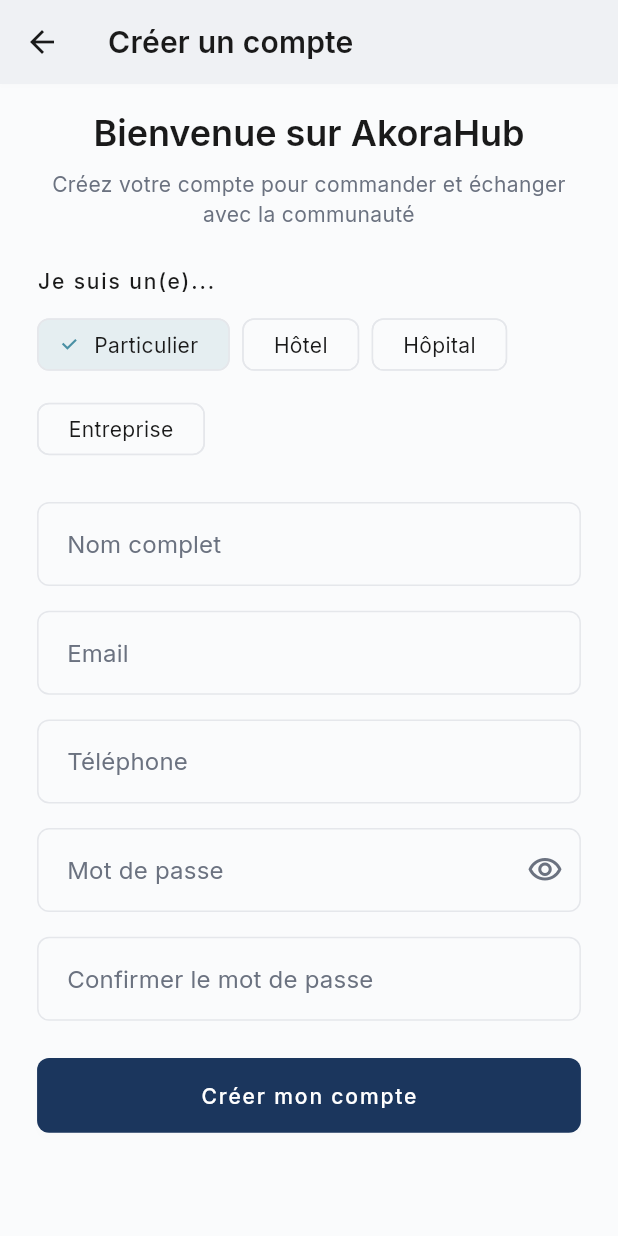
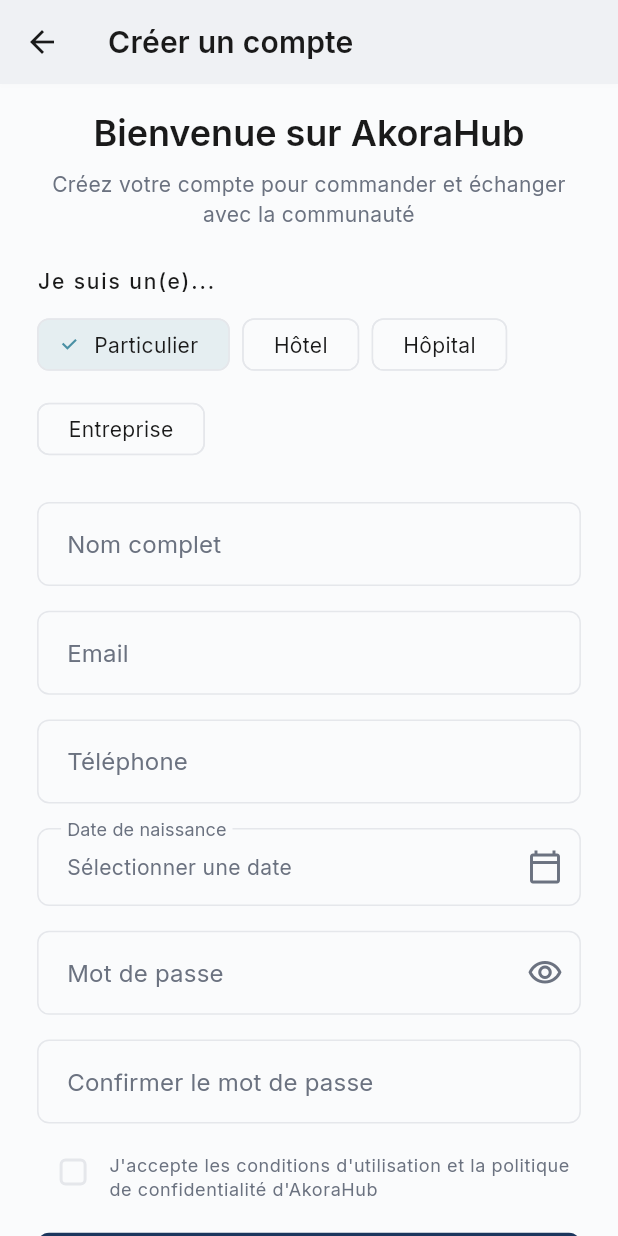
Before and after one commit to Anju-codermad/AkoraHub-app, a Flutter app: the RegistrationScreen screen opened by its route, on a phone screen of 412 x 824 dp. Run offline on Flutter 3.47's test engine with Material 3 defaults, Android fonts, the phone set to English and light mode, and no system bars; our stand-ins replace cached_network_image, connectivity_plus, firebase_core, firebase_messaging, flutter_local_notifications, flutter_riverpod and 13 more; missing offline and left inert: mobile_scanner; accounts and stored records are empty.

Commit message:
Inscription: date de naissance (vérif 18+), acceptation des conditions, lien retour connexion
- Nouvelle colonne profiles.birth_date (supabase/phase19_patch_birth_date.sql, à exécuter)
- Champ date de naissance avec sélecteur natif, validation obligatoire + âge minimum 18 ans (justifié par la vente de produits chimiques/insecticides)
- Case à cocher 'J'accepte les conditions d'utilisation et la politique de confidentialité' (obligatoire pour créer un compte) — la page de politique elle-même reste à écrire/héberger (voir plan de lancement, section 3sexies)
- Lien 'Déjà un compte ? Se connecter' sous le bouton d'inscription (remplace le seul recours à la flèche retour de l'AppBar)

```diff
--- a/lib/presentation/registration_screen/registration_screen.dart
+++ b/lib/presentation/registration_screen/registration_screen.dart
@@ -23,6 +23,8 @@ class _RegistrationScreenState extends State<RegistrationScreen> {
   final _passwordController = TextEditingController();
   final _confirmPasswordController = TextEditingController();
   bool _showPassword = false;
+  DateTime? _birthDate;
+  bool _acceptedTerms = false;
 
   String _clientType = 'particulier';
   bool _isLoading = false;
@@ -68,8 +70,50 @@ class _RegistrationScreenState extends State<RegistrationScreen> {
     return null;
   }
 
+  /// Vérifie que la date de naissance correspond à un âge d'au moins 18
+  /// ans — l'app vend des produits chimiques/insecticides, une
+  /// vérification d'âge minimale est raisonnable pour la création de
+  /// compte.
+  String? _validateBirthDate() {
+    if (_birthDate == null) return 'La date de naissance est obligatoire';
+    final now = DateTime.now();
+    var age = now.year - _birthDate!.year;
+    final hasHadBirthdayThisYear = (now.month > _birthDate!.month) ||
+        (now.month == _birthDate!.month && now.day >= _birthDate!.day);
+    if (!hasHadBirthdayThisYear) age--;
+    if (age < 18) return 'Vous devez avoir au moins 18 ans';
+    return null;
+  }
+
+  Future<void> _pickBirthDate() async {
+    final now = DateTime.now();
+    final picked = await showDatePicker(
+      context: context,
+      initialDate: DateTime(now.year - 25, now.month, now.day),
+      firstDate: DateTime(now.year - 100),
+      lastDate: now,
+      helpText: 'Date de naissance',
+    );
+    if (picked != null) {
+      setState(() => _birthDate = picked);
+    }
+  }
+
+  String _formatDate(DateTime d) =>
+      '${d.day.toString().padLeft(2, '0')}/${d.month.toString().padLeft(2, '0')}/${d.year}';
+
   Future<void> _handleRegister() async {
     if (!_formKey.currentState!.validate()) return;
+
+    final birthDateError = _validateBirthDate();
+    if (birthDateError != null) {
+      _showError(birthDateError);
+      return;
+    }
+    if (!_acceptedTerms) {
+      _showError('Vous devez accepter les conditions d\'utilisation');
+      return;
+    }
 
     if (!SupabaseConfig.isConfigured) {
       _showError('Connexion au serveur indisponible. Réessayez plus tard.');
@@ -97,6 +141,7 @@ class _RegistrationScreenState extends State<RegistrationScreen> {
           'phone': _phoneController.text.trim().isEmpty
               ? null
               : _phoneController.text.trim(),
+          'birth_date': _birthDate?.toIso8601String().split('T').first,
         }).eq('id', userId);
       }
 
@@ -228,6 +273,25 @@ class _RegistrationScreenState extends State<RegistrationScreen> {
                 ),
                 SizedBox(height: 2.h),
 
+                InkWell(
+                  onTap: _pickBirthDate,
+                  child: InputDecorator(
+                    decoration: const InputDecoration(
+                      labelText: 'Date de naissance',
+                      suffixIcon: Icon(Icons.calendar_today_outlined),
+                    ),
+                    child: Text(
+                      _birthDate == null
+                          ? 'Sélectionner une date'
+                          : _formatDate(_birthDate!),
+                      style: _birthDate == null
+                          ? TextStyle(color: theme.colorScheme.onSurfaceVariant)
+                          : null,
+                    ),
+                  ),
+                ),
+                SizedBox(height: 2.h),
+
                 TextFormField(
                   controller: _passwordController,
                   obscureText: !_showPassword,
@@ -263,7 +327,29 @@ class _RegistrationScreenState extends State<RegistrationScreen> {
                     return null;
                   },
                 ),
-                SizedBox(height: 3.h),
+                SizedBox(height: 1.h),
+
+                Row(
+                  crossAxisAlignment: CrossAxisAlignment.start,
+                  children: [
+                    Checkbox(
+                      value: _acceptedTerms,
+                      onChanged: (v) =>
+                          setState(() => _acceptedTerms = v ?? false),
+                    ),
+                    Expanded(
+                      child: Padding(
+                        padding: EdgeInsets.only(top: 1.5.h),
+                        child: Text(
+                          'J\'accepte les conditions d\'utilisation et la '
+                          'politique de confidentialité d\'AkoraHub',
+                          style: theme.textTheme.bodySmall,
+                        ),
+                      ),
+                    ),
+                  ],
+                ),
+                SizedBox(height: 2.h),
 
                 ElevatedButton(
                   onPressed: _isLoading ? null : _handleRegister,
@@ -283,6 +369,10 @@ class _RegistrationScreenState extends State<RegistrationScreen> {
                       : const Text('Créer mon compte'),
                 ),
                 SizedBox(height: 2.h),
+                TextButton(
+                  onPressed: () => Navigator.pop(context),
+                  child: const Text('Déjà un compte ? Se connecter'),
+                ),
               ],
             ),
           ),
```
Also changed, not shown: 1 other file.
